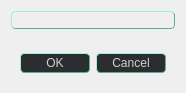
romangolovkou/AQteck_toolMAX, file UI/forms/AqEnterPassWidget.ui: the form before one commit.
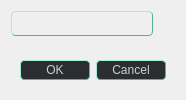
The form after the commit. Icons and pictures are not drawn. Custom widgets are drawn as their Qt base class.

```diff
--- a/UI/forms/AqEnterPassWidget.ui
+++ b/UI/forms/AqEnterPassWidget.ui
@@ -7,7 +7,7 @@
     <x>0</x>
     <y>0</y>
     <width>182</width>
-    <height>82</height>
+    <height>91</height>
    </rect>
   </property>
   <property name="windowTitle">
@@ -82,6 +82,11 @@
 
  QMenu::item:disabled {
     color: #808080; /* Цвет для неактивных действий */
+}
+
+#showPassBtn{
+	background-color: transparent;
+	border: none;
 }</string>
   </property>
   <layout class="QVBoxLayout" name="verticalLayout">
@@ -96,10 +101,7 @@
      <property name="frameShadow">
       <enum>QFrame::Raised</enum>
      </property>
-     <layout class="QVBoxLayout" name="verticalLayout_3">
-      <property name="spacing">
-       <number>0</number>
-      </property>
+     <layout class="QHBoxLayout" name="horizontalLayout_5">
       <property name="leftMargin">
        <number>0</number>
       </property>
@@ -113,12 +115,57 @@
        <number>0</number>
       </property>
       <item>
-       <widget class="QLineEdit" name="passLineEdit"/>
+       <widget class="QLineEdit" name="passLineEdit">
+        <property name="minimumSize">
+         <size>
+          <width>0</width>
+          <height>25</height>
+         </size>
+        </property>
+       </widget>
+      </item>
+      <item>
+       <widget class="QPushButton" name="showPassBtn">
+        <property name="sizePolicy">
+         <sizepolicy hsizetype="Fixed" vsizetype="Fixed">
+          <horstretch>0</horstretch>
+          <verstretch>0</verstretch>
+         </sizepolicy>
+        </property>
+        <property name="minimumSize">
+         <size>
+          <width>16</width>
+          <height>16</height>
+         </size>
+        </property>
+        <property name="maximumSize">
+         <size>
+          <width>16</width>
+          <height>16</height>
+         </size>
+        </property>
+        <property name="text">
+         <string/>
+        </property>
+        <property name="icon">
+         <iconset resource="../resoursec.qrc">
+          <normaloff>:/images/icons/key_eye.png</normaloff>:/images/icons/key_eye.png</iconset>
+        </property>
+        <property name="iconSize">
+         <size>
+          <width>16</width>
+          <height>16</height>
+         </size>
+        </property>
+        <property name="checkable">
+         <bool>true</bool>
+        </property>
+       </widget>
       </item>
      </layout>
     </widget>
    </item>
-   <item alignment="Qt::AlignRight">
+   <item>
     <widget class="QFrame" name="buttonFrame">
      <property name="frameShape">
       <enum>QFrame::StyledPanel</enum>
@@ -158,6 +205,16 @@
    </item>
   </layout>
  </widget>
- <resources/>
+ <customwidgets>
+  <customwidget>
+   <class>AqPasswordLineEditFrame</class>
+   <extends>QFrame</extends>
+   <header location="global">AqPasswordLineEditFrame.h</header>
+   <container>1</container>
+  </customwidget>
+ </customwidgets>
+ <resources>
+  <include location="../resoursec.qrc"/>
+ </resources>
  <connections/>
 </ui>
```
Left out of the diff: 2 changed lines with no effect on the pictures.
